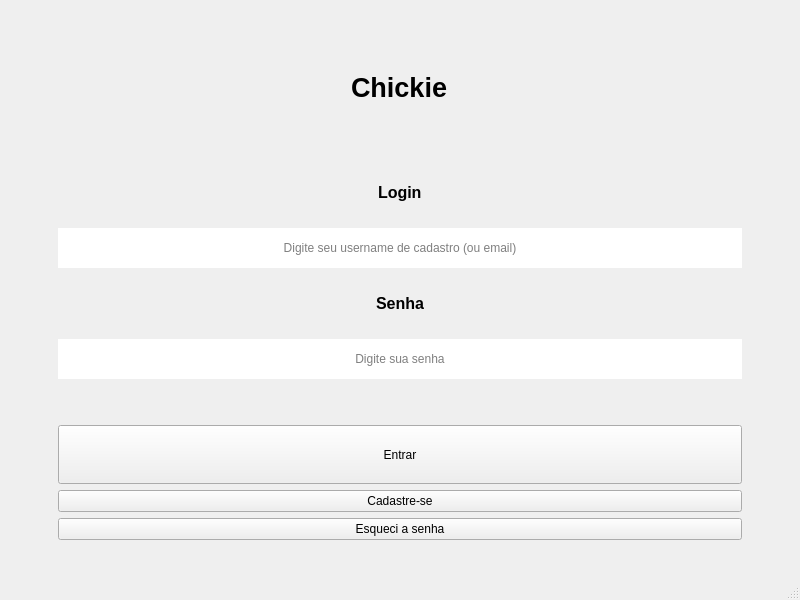
Before: the Qt Designer form backend/src/qt/views/loginForm.ui in antoniofernandodj/Chickie, drawn with Qt 5.
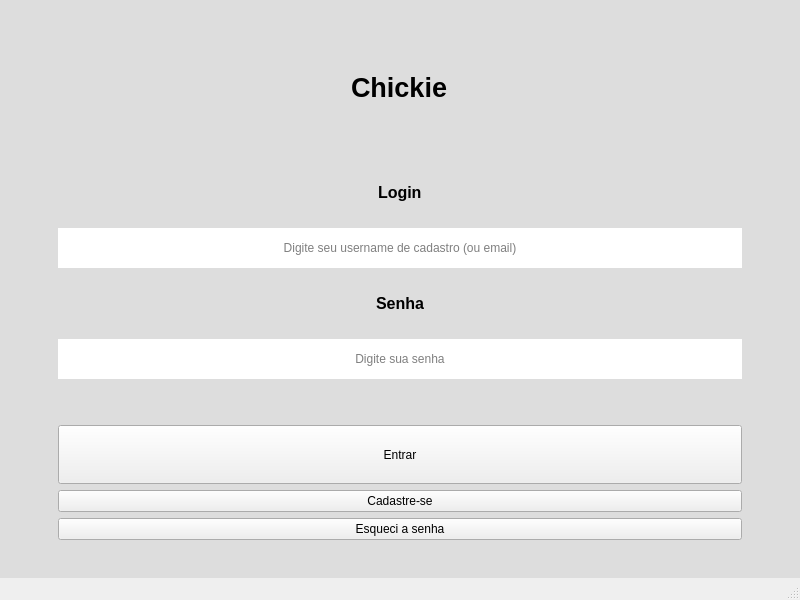
After: the same form once the commit is applied.

What changed in the file:
```diff
--- a/backend/src/qt/views/loginForm.ui
+++ b/backend/src/qt/views/loginForm.ui
@@ -13,7 +13,17 @@
   <property name="windowTitle">
    <string>Login - Chickie</string>
   </property>
+  <property name="styleSheet">
+   <string notr="true">.QLineEdit {
+  background-color: #ffffff;
+}</string>
+  </property>
   <widget class="QWidget" name="centralwidget">
+   <property name="styleSheet">
+    <string notr="true">#centralwidget {
+  background-color: #ddd
+}</string>
+   </property>
    <layout class="QHBoxLayout" name="horizontalLayout">
     <item>
      <spacer name="horizontalSpacer">
```
Left out of the diff: 16 changed lines with no effect on the pictures.
